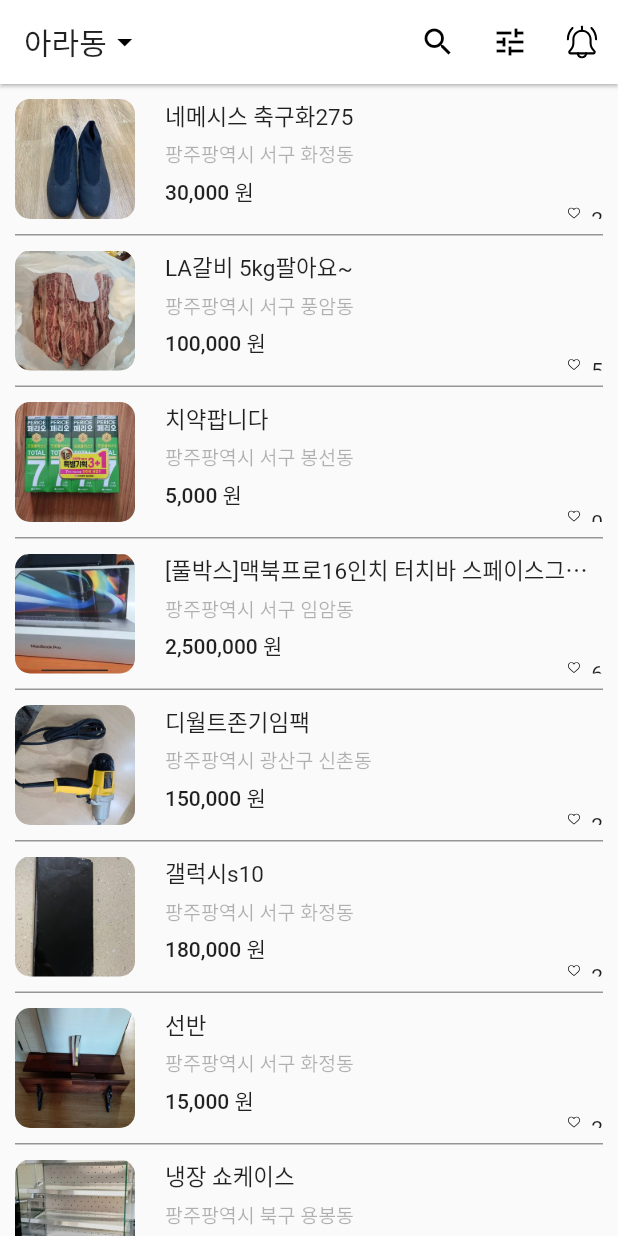
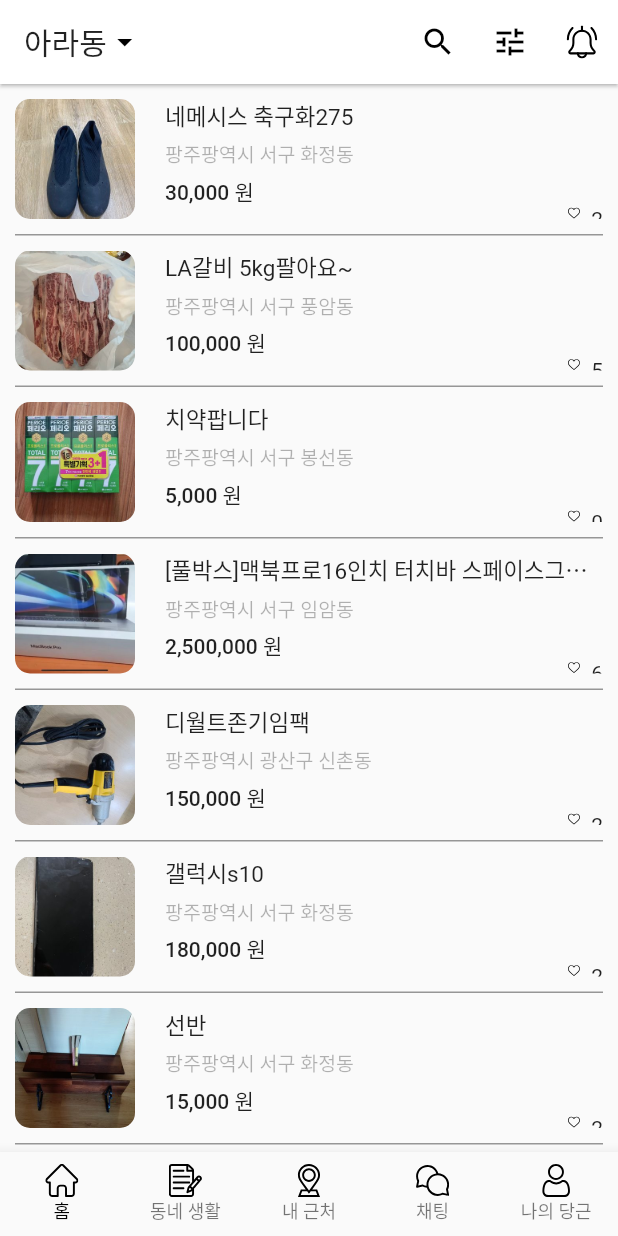
Before and after one commit to Ohgyuchan/shopping_clone, a Flutter app: the screen it shows after launch, on a phone screen of 412 x 824 dp. Run offline on Flutter 3.47's test engine with Material 2 defaults, Android fonts, the phone set to English and light mode, and no system bars; our stand-ins replace flutter_svg.

Commit message:
Add bottom_navigation_bar

```diff
--- a/lib/page/home.dart
+++ b/lib/page/home.dart
@@ -11,80 +11,83 @@
 
 class _HomeState extends State<Home> {
   List<Map<String, String>> data = [];
+  late int _currentPageIndex;
 
   @override
   void initState() {
     super.initState();
+
+    _currentPageIndex = 0;
 
     data = [
       {
         "image": "assets/images/ara-1.jpg",
         "title": "네메시스 축구화275",
         "location": "팡주팡역시 서구 화정동",
-        "price": "30,000",
+        "price": "30000",
         "likes": "2"
       },
       {
         "image": "assets/images/ara-2.jpg",
         "title": "LA갈비 5kg팔아요~",
         "location": "팡주팡역시 서구 풍암동",
-        "price": "100,000",
+        "price": "100000",
         "likes": "5"
       },
       {
         "image": "assets/images/ara-3.jpg",
         "title": "치약팝니다",
         "location": "팡주팡역시 서구 봉선동",
-        "price": "5,000",
+        "price": "5000",
         "likes": "0"
       },
       {
         "image": "assets/images/ara-4.jpg",
         "title": "[풀박스]맥북프로16인치 터치바 스페이스그레이 256GB",
         "location": "팡주팡역시 서구 임암동",
-        "price": "2,500,000",
+        "price": "2500000",
         "likes": "6"
       },
       {
         "image": "assets/images/ara-5.jpg",
         "title": "디월트존기임팩",
         "location": "팡주팡역시 광산구 신촌동",
-        "price": "150,000",
+        "price": "150000",
         "likes": "2"
       },
       {
         "image": "assets/images/ara-6.jpg",
         "title": "갤럭시s10",
         "location": "팡주팡역시 서구 화정동",
-        "price": "180,000",
+        "price": "180000",
         "likes": "2"
       },
       {
         "image": "assets/images/ara-7.jpg",
         "title": "선반",
         "location": "팡주팡역시 서구 화정동",
-        "price": "15,000",
+        "price": "15000",
         "likes": "2"
       },
       {
         "image": "assets/images/ara-8.jpg",
         "title": "냉장 쇼케이스",
         "location": "팡주팡역시 북구 용봉동",
-        "price": "80,000",
+        "price": "80000",
         "likes": "3"
       },
       {
         "image": "assets/images/ara-9.jpg",
         "title": "대우 미니냉장고",
         "location": "팡주팡역시 서구 화정동",
-        "price": "30,000",
+        "price": "30000",
         "likes": "3"
       },
       {
         "image": "assets/images/ara-10.jpg",
         "title": "멜킨스 풀업 턱걸이 판매합니다.",
         "location": "팡주팡역시 서구 풍암동",
-        "price": "50,000",
+        "price": "50000",
         "likes": "7"
       },
     ];
@@ -170,7 +173,7 @@
                         height: 5,
                       ),
                       Text(
-                        "${data[index]["price"]} 원",
+                        calcStringToWon(data[index]["price"].toString()),
                         style: TextStyle(fontWeight: FontWeight.w500),
                       ),
                       Expanded(
@@ -208,11 +211,45 @@
     );
   }
 
+  BottomNavigationBarItem _bottomNavigationBarItem(String iconName, String label) {
+    return BottomNavigationBarItem(
+      icon: SvgPicture.asset(
+        "assets/svg/${iconName}_off.svg",
+        width: 22,
+      ),
+      label: label,
+    );
+  }
+
+  Widget _bottomNavigationBarWidget() {
+    return BottomNavigationBar(
+      type: BottomNavigationBarType.fixed,
+      onTap: (int index) {
+        print(index);
+        setState(() {
+          _currentPageIndex = index;
+        });
+      },
+      currentIndex: _currentPageIndex,
+      selectedFontSize: 12,
+      selectedItemColor: Colors.black,
+      selectedLabelStyle: TextStyle(color: Colors.black),
+      items: [
+        _bottomNavigationBarItem("home", "홈"),
+        _bottomNavigationBarItem("notes", "동네 생활"),
+        _bottomNavigationBarItem("location", "내 근처"),
+        _bottomNavigationBarItem("chat", "채팅"),
+        _bottomNavigationBarItem("user", "나의 당근"),
+      ],
+    );
+  }
+
   @override
   Widget build(BuildContext context) {
     return Scaffold(
       appBar: _appBarWidget(),
       body: bodyWidget(),
+      bottomNavigationBar: _bottomNavigationBarWidget(),
     );
   }
 }
```
